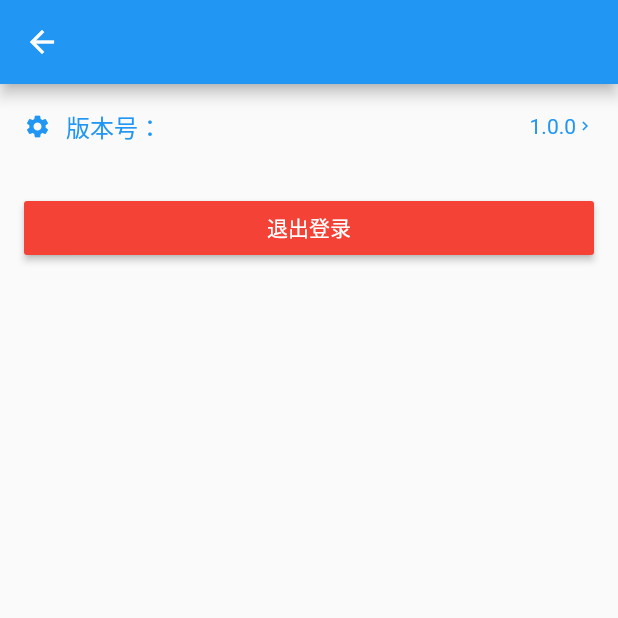
After one commit to chenjidong/flutter_github, a Flutter app: the SettingScreen screen opened directly, on a phone screen of 412 x 824 dp, the top half of it. The commit adds this screen. Run offline on Flutter 3.47's test engine with Material 2 defaults, Android fonts, the phone set to English and light mode, and no system bars; our stand-ins replace fluttertoast, intro_slider, shared_preferences; accounts and stored records are empty.

Commit message:
添加设置界面，退出登录功能

```diff
--- a/lib/view/home/mine_screen.dart
+++ b/lib/view/home/mine_screen.dart
@@ -1,8 +1,9 @@
 import 'package:flutter/material.dart';
+import 'package:flutter_my_tool/view/account/login_screen.dart';
 import 'package:shared_preferences/shared_preferences.dart';
 
-import 'package:flutter_my_tool/view/account/login_screen.dart';
 import '../../util/toast_util.dart';
+import '../mine/setting_screen.dart';
 
 ///个人中心
 class MineScreen extends StatefulWidget {
@@ -22,7 +23,9 @@ class _MineScreenState extends State<MineScreen> {
 
     bool isSignin = _sharedPreferences.getBool("is_signin");
     if (isSignin ?? false) {
-      ToastUtil.showToast('正在跳转设置界面');
+//      ToastUtil.showToast('正在跳转设置界面');
+      Navigator.of(context)
+          .push(MaterialPageRoute(builder: (context) => SettingScreen()));
     } else {
       ToastUtil.showToast('请登录后重试');
       Navigator.of(context)
--- /dev/null
+++ b/lib/view/mine/setting_screen.dart
@@ -0,0 +1,100 @@
+import 'package:flutter/material.dart';
+import 'package:shared_preferences/shared_preferences.dart';
+
+import '../../util/toast_util.dart';
+
+class SettingScreen extends StatefulWidget {
+  @override
+  State<StatefulWidget> createState() {
+    // TODO: implement createState
+    return _SettingState();
+  }
+}
+
+class _SettingState extends State<SettingScreen> {
+  /// 退出登录
+  void _logout() async {
+    SharedPreferences sharedPreferences = await SharedPreferences.getInstance();
+    sharedPreferences.setBool('is_signin', false);
+    ToastUtil.showToast('退出成功！');
+    Navigator.of(context).pop(this);
+  }
+
+  @override
+  Widget build(BuildContext context) {
+    // TODO: implement build
+    return Scaffold(
+      appBar: AppBar(
+        leading: Builder(builder: (context) {
+          return IconButton(
+              icon: Icon(Icons.arrow_back),
+              color: Colors.white,
+              onPressed: () {
+                Navigator.of(context).pop(this);
+              });
+        }),
+      ),
+      body: SafeArea(
+          child: ListView(
+        children: <Widget>[
+          Padding(
+            padding: EdgeInsets.all(16),
+            child: GestureDetector(
+              onTap: () {
+                ToastUtil.showToast('已经是最新版本');
+              },
+              child: Row(
+                children: <Widget>[
+                  Icon(
+                    Icons.settings,
+                    color: Colors.blue,
+                    size: 18,
+                  ),
+                  Expanded(
+                      flex: 1,
+                      child: Padding(
+                        padding: EdgeInsets.only(left: 10),
+                        child: Text(
+                          '版本号：',
+                          maxLines: 1,
+                          overflow: TextOverflow.ellipsis,
+                          style: TextStyle(color: Colors.blue, fontSize: 16),
+                        ),
+                      )),
+                  Text(
+                    '1.0.0',
+                    style: TextStyle(color: Colors.blue, fontSize: 14),
+                  ),
+                  Icon(
+                    Icons.keyboard_arrow_right,
+                    color: Colors.blue,
+                    size: 12,
+                  )
+                ],
+              ),
+            ),
+          ),
+          Padding(
+            padding: EdgeInsets.all(16),
+            child: Row(
+              children: <Widget>[
+                Expanded(
+                    flex: 1,
+                    child: RaisedButton(
+                      onPressed: () {
+                        _logout();
+                      },
+                      color: Colors.red,
+                      child: Text(
+                        '退出登录',
+                        style: TextStyle(color: Colors.white, fontSize: 14),
+                      ),
+                    ))
+              ],
+            ),
+          )
+        ],
+      )),
+    );
+  }
+}
```
